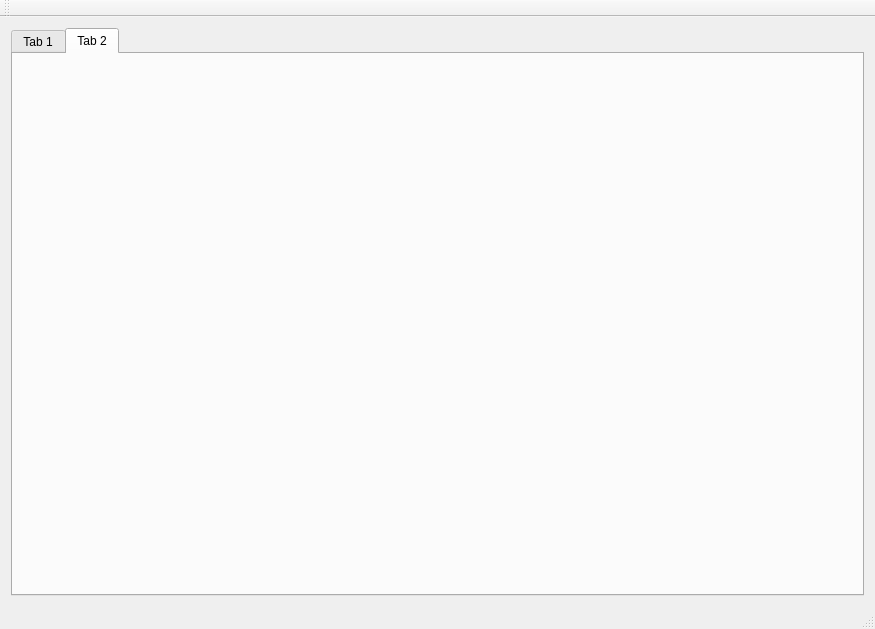
First picture: the form in widgets-develop-driver/mainviewer/mainwindow.ui, repository smandyscom/front-base-widget, before the edit.
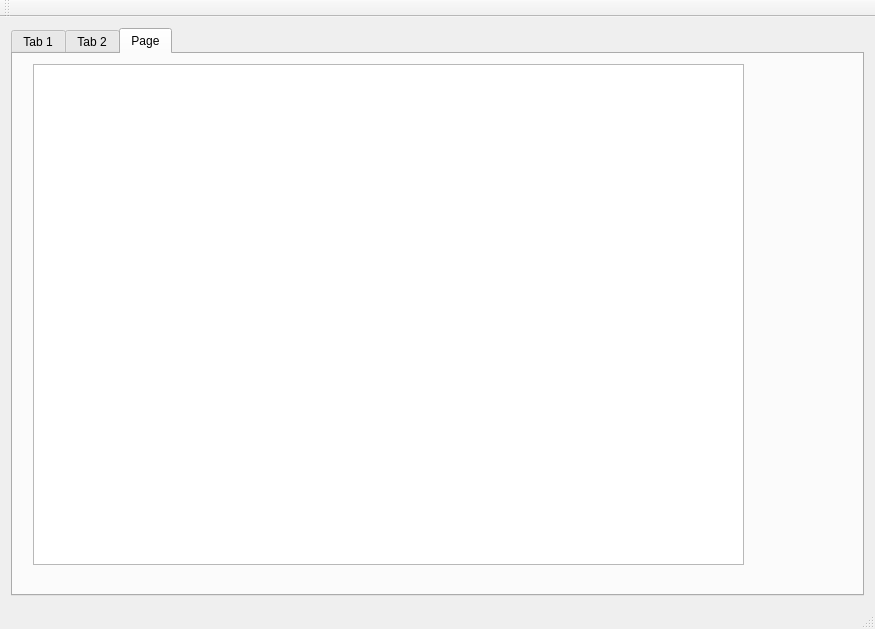
Second picture: the form after the edit.

Patch:
```diff
--- a/widgets-develop-driver/mainviewer/mainwindow.ui
+++ b/widgets-develop-driver/mainviewer/mainwindow.ui
@@ -18,7 +18,7 @@
     <item>
      <widget class="QTabWidget" name="tabWidget">
       <property name="currentIndex">
-       <number>1</number>
+       <number>2</number>
       </property>
       <widget class="QWidget" name="tab">
        <attribute name="title">
@@ -60,6 +60,21 @@
         </property>
        </widget>
       </widget>
+      <widget class="QWidget" name="tab_3">
+       <attribute name="title">
+        <string>Page</string>
+       </attribute>
+       <widget class="QTableView" name="tableView">
+        <property name="geometry">
+         <rect>
+          <x>20</x>
+          <y>10</y>
+          <width>711</width>
+          <height>501</height>
+         </rect>
+        </property>
+       </widget>
+      </widget>
      </widget>
     </item>
    </layout>
```
